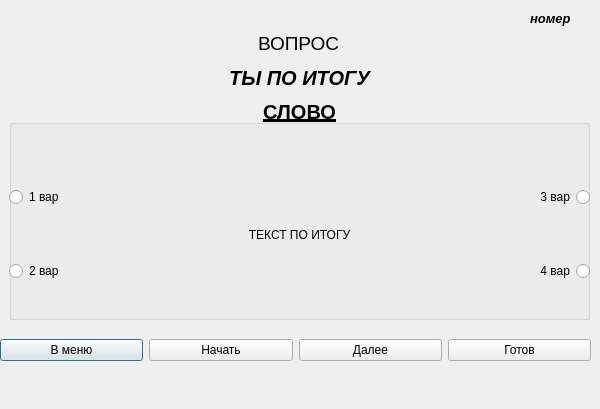
Qt form Word-Flow/testadj.ui (timowka0304/Word-Flow) before a commit.
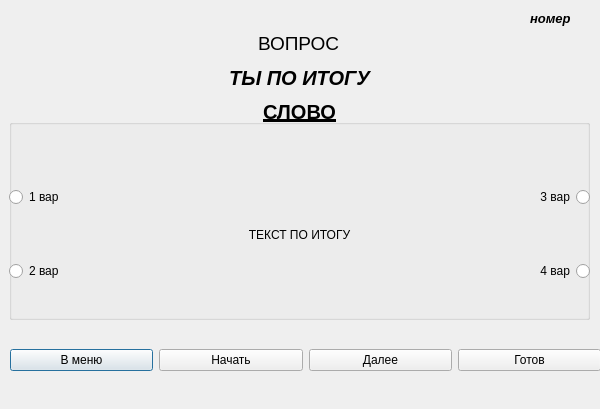
The same form after that commit.

```diff
--- a/Word-Flow/testadj.ui
+++ b/Word-Flow/testadj.ui
@@ -16,8 +16,8 @@
   <widget class="QWidget" name="horizontalLayoutWidget">
    <property name="geometry">
     <rect>
-     <x>0</x>
-     <y>310</y>
+     <x>10</x>
+     <y>320</y>
      <width>591</width>
      <height>80</height>
     </rect>
```
